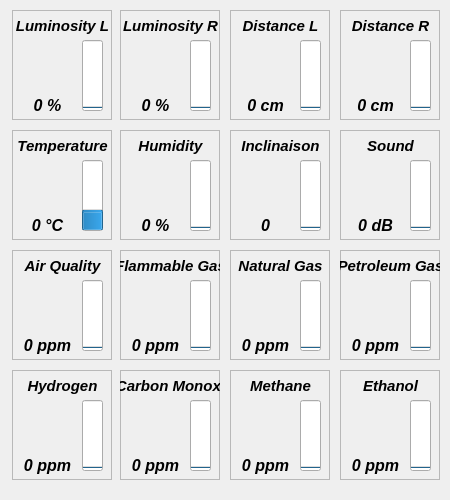
CactusTribe/PyRobot, file Dialog_Sensors.ui: the form before one commit.
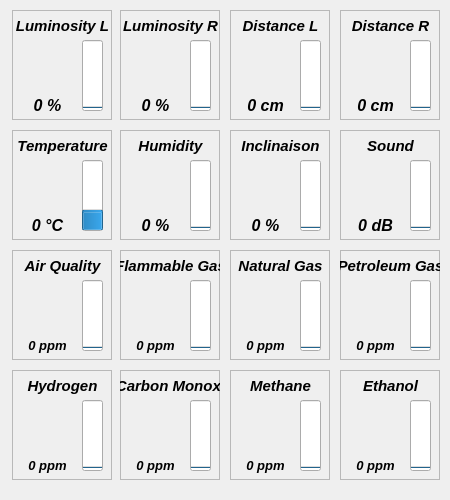
The form after the commit. Icons and pictures are not drawn.

What changed in the file:
```diff
--- a/Dialog_Sensors.ui
+++ b/Dialog_Sensors.ui
@@ -86,9 +86,9 @@
    <widget class="QLabel" name="label_ch1">
     <property name="geometry">
      <rect>
-      <x>10</x>
+      <x>0</x>
       <y>80</y>
-      <width>51</width>
+      <width>71</width>
       <height>31</height>
      </rect>
     </property>
@@ -216,9 +216,9 @@
    <widget class="QLabel" name="label_ch2">
     <property name="geometry">
      <rect>
-      <x>10</x>
+      <x>0</x>
       <y>80</y>
-      <width>51</width>
+      <width>71</width>
       <height>31</height>
      </rect>
     </property>
@@ -346,9 +346,9 @@
    <widget class="QLabel" name="label_ch3">
     <property name="geometry">
      <rect>
-      <x>10</x>
+      <x>0</x>
       <y>80</y>
-      <width>51</width>
+      <width>71</width>
       <height>31</height>
      </rect>
     </property>
@@ -479,9 +479,9 @@
    <widget class="QLabel" name="label_ch4">
     <property name="geometry">
      <rect>
-      <x>10</x>
+      <x>0</x>
       <y>80</y>
-      <width>51</width>
+      <width>71</width>
       <height>31</height>
      </rect>
     </property>
@@ -621,9 +621,9 @@
    <widget class="QLabel" name="label_ch8">
     <property name="geometry">
      <rect>
-      <x>10</x>
+      <x>0</x>
       <y>80</y>
-      <width>51</width>
+      <width>71</width>
       <height>31</height>
      </rect>
     </property>
@@ -754,9 +754,9 @@
    <widget class="QLabel" name="label_ch7">
     <property name="geometry">
      <rect>
-      <x>10</x>
+      <x>0</x>
       <y>80</y>
-      <width>51</width>
+      <width>71</width>
       <height>31</height>
      </rect>
     </property>
@@ -769,7 +769,7 @@
      </font>
     </property>
     <property name="text">
-     <string>0</string>
+     <string>0 %</string>
     </property>
     <property name="alignment">
      <set>Qt::AlignCenter</set>
@@ -893,9 +893,9 @@
    <widget class="QLabel" name="label_ch6">
     <property name="geometry">
      <rect>
-      <x>10</x>
+      <x>0</x>
       <y>80</y>
-      <width>51</width>
+      <width>71</width>
       <height>31</height>
      </rect>
     </property>
@@ -1023,9 +1023,9 @@
    <widget class="QLabel" name="label_ch5">
     <property name="geometry">
      <rect>
-      <x>10</x>
+      <x>0</x>
       <y>80</y>
-      <width>51</width>
+      <width>71</width>
       <height>31</height>
      </rect>
     </property>
@@ -1179,15 +1179,15 @@
    <widget class="QLabel" name="label_ch12">
     <property name="geometry">
      <rect>
-      <x>10</x>
+      <x>0</x>
       <y>80</y>
-      <width>51</width>
+      <width>71</width>
       <height>31</height>
      </rect>
     </property>
     <property name="font">
      <font>
-      <pointsize>12</pointsize>
+      <pointsize>10</pointsize>
       <weight>75</weight>
       <italic>true</italic>
       <bold>true</bold>
@@ -1329,15 +1329,15 @@
    <widget class="QLabel" name="label_ch10">
     <property name="geometry">
      <rect>
-      <x>10</x>
+      <x>0</x>
       <y>80</y>
-      <width>51</width>
+      <width>71</width>
       <height>31</height>
      </rect>
     </property>
     <property name="font">
      <font>
-      <pointsize>12</pointsize>
+      <pointsize>10</pointsize>
       <weight>75</weight>
       <italic>true</italic>
       <bold>true</bold>
@@ -1478,15 +1478,15 @@
    <widget class="QLabel" name="label_ch9">
     <property name="geometry">
      <rect>
-      <x>10</x>
+      <x>0</x>
       <y>80</y>
-      <width>51</width>
+      <width>71</width>
       <height>31</height>
      </rect>
     </property>
     <property name="font">
      <font>
-      <pointsize>12</pointsize>
+      <pointsize>10</pointsize>
       <weight>75</weight>
       <italic>true</italic>
       <bold>true</bold>
@@ -1627,15 +1627,15 @@
    <widget class="QLabel" name="label_ch11">
     <property name="geometry">
      <rect>
-      <x>10</x>
+      <x>0</x>
       <y>80</y>
-      <width>51</width>
+      <width>71</width>
       <height>31</height>
      </rect>
     </property>
     <property name="font">
      <font>
-      <pointsize>12</pointsize>
+      <pointsize>10</pointsize>
       <weight>75</weight>
       <italic>true</italic>
       <bold>true</bold>
@@ -1776,15 +1776,15 @@
    <widget class="QLabel" name="label_ch16">
     <property name="geometry">
      <rect>
-      <x>10</x>
+      <x>0</x>
       <y>80</y>
-      <width>51</width>
+      <width>71</width>
       <height>31</height>
      </rect>
     </property>
     <property name="font">
      <font>
-      <pointsize>12</pointsize>
+      <pointsize>10</pointsize>
       <weight>75</weight>
       <italic>true</italic>
       <bold>true</bold>
@@ -1921,15 +1921,15 @@
    <widget class="QLabel" name="label_ch15">
     <property name="geometry">
      <rect>
-      <x>10</x>
+      <x>0</x>
       <y>80</y>
-      <width>51</width>
+      <width>71</width>
       <height>31</height>
      </rect>
     </property>
     <property name="font">
      <font>
-      <pointsize>12</pointsize>
+      <pointsize>10</pointsize>
       <weight>75</weight>
       <italic>true</italic>
       <bold>true</bold>
@@ -2066,15 +2066,15 @@
    <widget class="QLabel" name="label_ch13">
     <property name="geometry">
      <rect>
-      <x>10</x>
+      <x>0</x>
       <y>80</y>
-      <width>51</width>
+      <width>71</width>
       <height>31</height>
      </rect>
     </property>
     <property name="font">
      <font>
-      <pointsize>12</pointsize>
+      <pointsize>10</pointsize>
       <weight>75</weight>
       <italic>true</italic>
       <bold>true</bold>
@@ -2211,15 +2211,15 @@
    <widget class="QLabel" name="label_ch14">
     <property name="geometry">
      <rect>
-      <x>10</x>
+      <x>0</x>
       <y>80</y>
-      <width>51</width>
+      <width>71</width>
       <height>31</height>
      </rect>
     </property>
     <property name="font">
      <font>
-      <pointsize>12</pointsize>
+      <pointsize>10</pointsize>
       <weight>75</weight>
       <italic>true</italic>
       <bold>true</bold>
```
Left out of the diff: 24 changed lines with no effect on the pictures.
